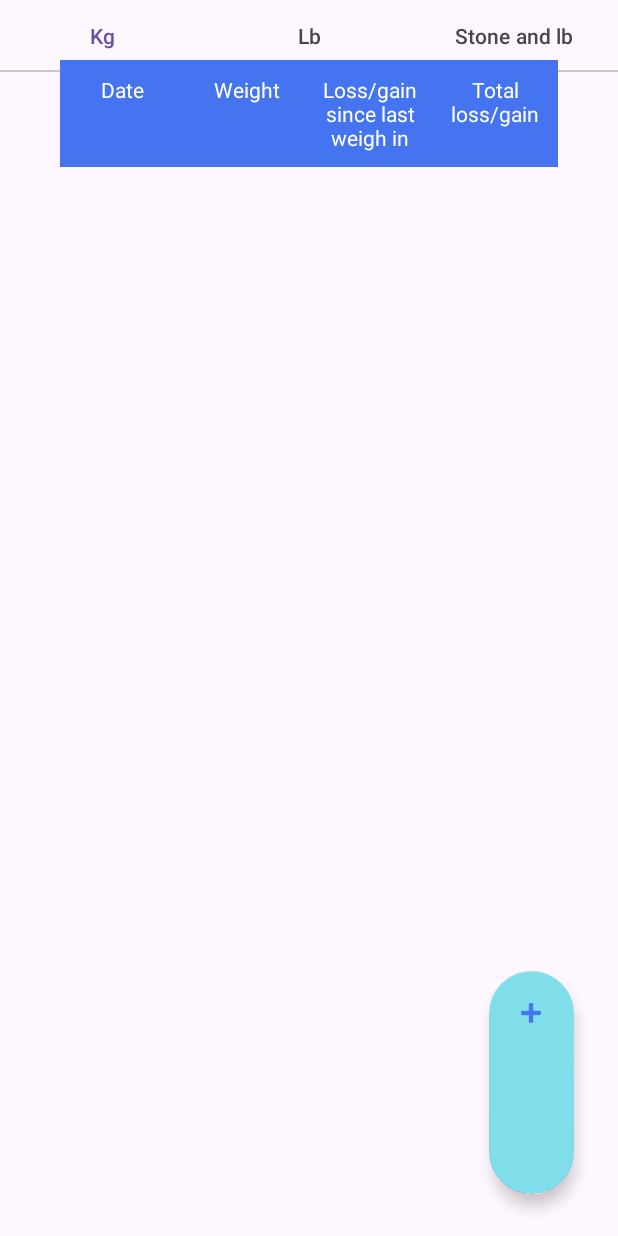
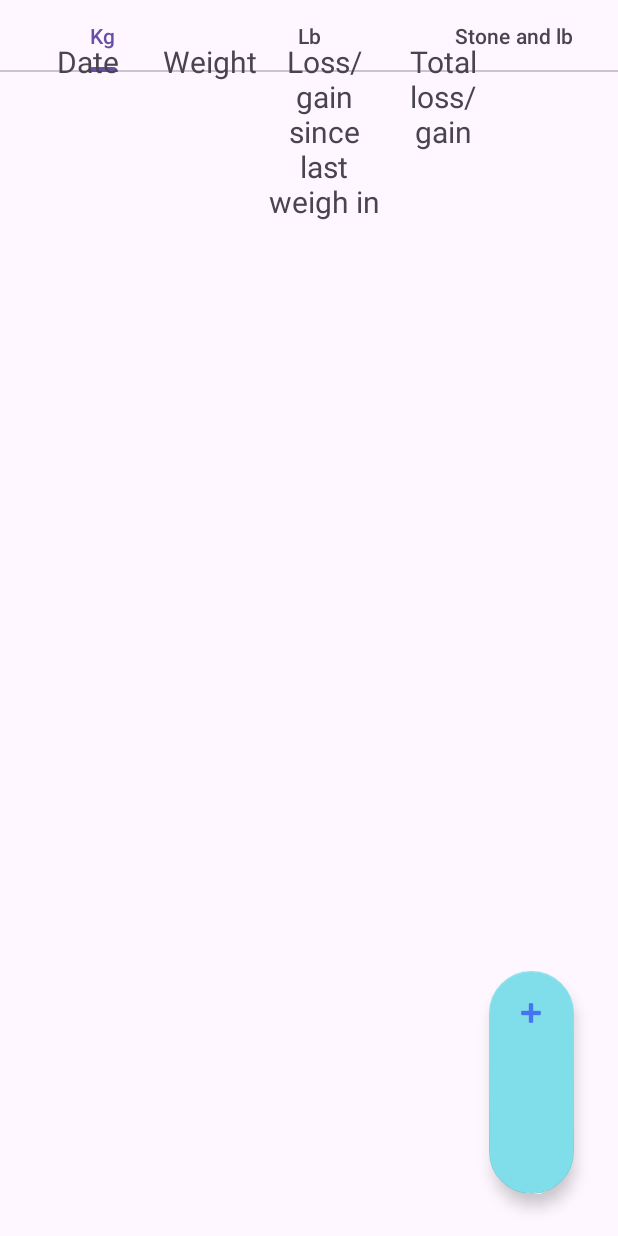
Before and after one commit to Sarah-L-Prentice/weight-loss-buddy, an Android app: the Tab1 screen opened directly, with no data from a screen before it, on a phone screen of 412 x 824 dp. Run offline under Robolectric (Android 15) with nearby library versions, the phone set to English and light mode, and no system bars; our stand-ins replace Room's generated code.

Commit message:
grid layout attempt

```diff
--- a/app/build.gradle
+++ b/app/build.gradle
@@ -39,6 +39,7 @@ dependencies {
     implementation 'com.google.guava:guava:33.4.8-android'
     implementation "androidx.room:room-runtime:2.7.1"
     implementation("androidx.room:room-guava:2.7.1")
+    implementation libs.gridlayout
 
     annotationProcessor "androidx.room:room-compiler:2.7.1"
     annotationProcessor 'org.projectlombok:lombok:1.18.38'
--- /dev/null
+++ b/app/src/main/res/layout/fragment_weights_grid.xml
@@ -0,0 +1,90 @@
+<?xml version="1.0" encoding="utf-8"?>
+<RelativeLayout xmlns:android="http://schemas.android.com/apk/res/android"
+    xmlns:app="http://schemas.android.com/apk/res-auto"
+    xmlns:tools="http://schemas.android.com/tools"
+    android:id="@+id/frameLayout"
+    android:layout_width="match_parent"
+    android:layout_height="match_parent"
+    tools:context=".activity.Tab1">
+
+
+    <androidx.gridlayout.widget.GridLayout
+        android:id="@+id/mainGrid"
+        android:layout_width="match_parent"
+        android:layout_height="match_parent"
+        android:padding="14dp"
+        app:alignmentMode="alignMargins"
+        app:columnCount="5"
+        app:columnOrderPreserved="true">
+
+        <TextView
+            android:id="@+id/textViewDate"
+            android:layout_width="89dp"
+            android:layout_height="wrap_content"
+            android:gravity="center"
+            android:text="@string/date"
+            android:textSize="20dp"
+            app:layout_column="0"
+            app:layout_row="0" />
+
+        <TextView
+            android:id="@+id/textViewWeight"
+            android:layout_width="72dp"
+            android:layout_height="wrap_content"
+            android:gravity="center"
+            android:text="@string/weight"
+            android:textSize="20dp"
+            app:layout_column="1"
+            app:layout_row="0" />
+
+        <TextView
+            android:id="@+id/textViewTotalSince"
+            android:layout_width="81dp"
+            android:layout_height="148dp"
+            android:gravity="center"
+            android:text="@string/total_since"
+            android:textSize="20dp"
+            app:layout_column="2"
+            app:layout_row="0" />
+
+        <TextView
+            android:id="@+id/textViewTotalOverall"
+            android:layout_width="78dp"
+            android:layout_height="101dp"
+            android:gravity="center"
+            android:text="@string/total_overall"
+            android:textSize="20dp"
+            app:layout_column="3"
+            app:layout_row="0" />
+
+        <TextView
+            android:id="@+id/delete"
+            android:layout_width="wrap_content"
+            android:layout_height="wrap_content"
+            android:gravity="center"
+            android:textSize="20dp"
+            app:layout_column="4"
+            app:layout_row="0" />
+
+    </androidx.gridlayout.widget.GridLayout>
+
+    <com.google.android.material.floatingactionbutton.FloatingActionButton
+        android:id="@+id/fabAddNew"
+        android:layout_width="wrap_content"
+        android:layout_height="wrap_content"
+        android:layout_alignParentStart="true"
+        android:layout_alignParentTop="true"
+        android:layout_alignParentEnd="true"
+        android:layout_alignParentBottom="true"
+        android:layout_gravity="end|bottom"
+        android:layout_marginStart="326dp"
+        android:layout_marginTop="647dp"
+        android:layout_marginEnd="29dp"
+        android:layout_marginBottom="28dp"
+        android:clickable="true"
+        android:src="@android:drawable/ic_input_add"
+        android:tint="@color/primary"
+        app:elevation="6dp" />
+
+
+</RelativeLayout>
--- a/app/src/main/res/values/colors.xml
+++ b/app/src/main/res/values/colors.xml
@@ -6,4 +6,5 @@
     <color name="accent">#80DEEA</color>
     <color name="primary">#4474EF</color>
     <color name="primaryDark">#044BC5</color>
+    <color name="transparent">#00044BC5</color>
 </resources>
--- a/app/src/main/res/values/strings.xml
+++ b/app/src/main/res/values/strings.xml
@@ -11,4 +11,5 @@
     <string name="total_overall">Total loss/gain</string>
     <string name="save">Save</string>
     <string name="and">and</string>
+    <string name="delete">Delete</string>
 </resources>
--- a/gradle/libs.versions.toml
+++ b/gradle/libs.versions.toml
@@ -11,6 +11,7 @@ junitJupiter = "5.7.0"
 assertJ = "4.0.0-M1"
 #room = "2.7.1"
 lombok = "1.18.38"
+gridlayout = "1.1.0"
 
 [libraries]
 ext-junit = { group = "androidx.test.ext", name = "junit", version.ref = "junitVersion" }
@@ -22,6 +23,7 @@ constraintLayout = { group = "androidx.constraintlayout", name = "constraintlayo
 commonsLang3 = { group = "org.apache.commons", name = "commons-lang3", version.ref = "commonsLang3" }
 junitJupiter = { group = "org.junit.jupiter", name = "junit-jupiter", version.ref = "junitJupiter"}
 assertJ = { group = "org.assertj", name = "assertj-core", version.ref = "assertJ"}
+gridlayout = { group = "androidx.gridlayout", name = "gridlayout", version.ref = "gridlayout" }
 #room = { group = "androidx.room", name = "room-ktx", version.ref = "room"}
 
 
```
Also changed, not shown: app/src/main/java/com/prenticeweb/weightlossbuddy/activity/Tab1.java (+58 -15 lines), app/src/main/java/com/prenticeweb/weightlossbuddy/room/view/WeightViewModel.java (+14 -4 lines).
